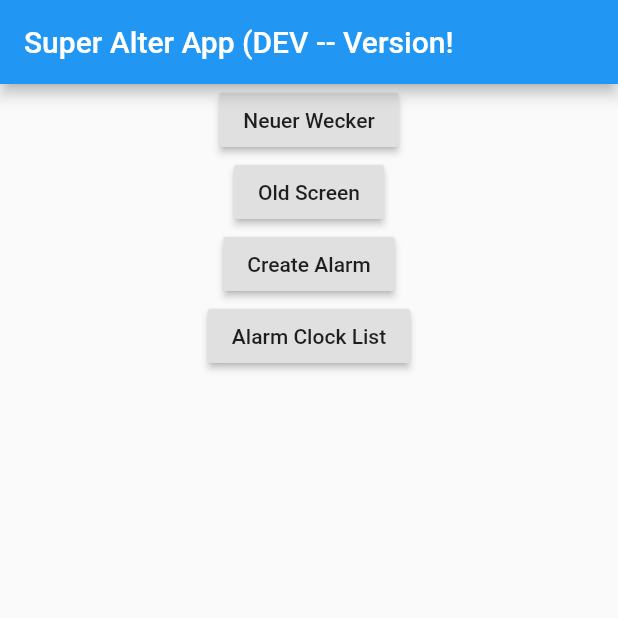
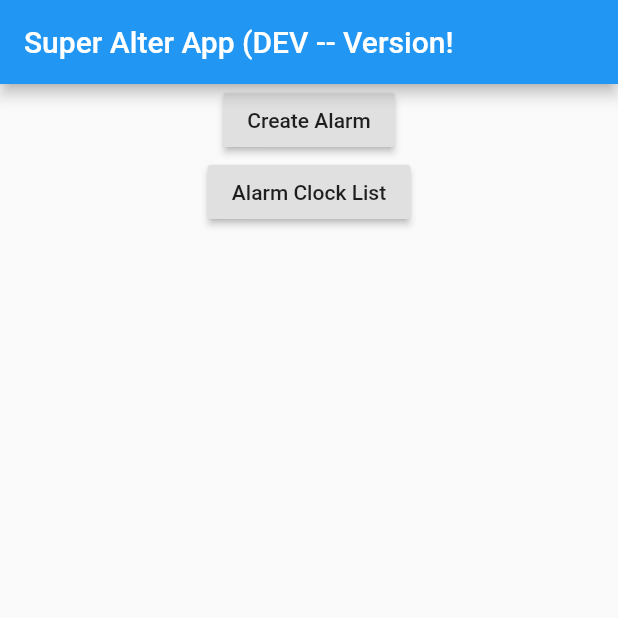
Before and after one commit to Yetam42/Alarm-Clock, a Flutter app: the screen it shows after launch, on a phone screen of 412 x 824 dp, the top half of it. Run offline on Flutter 3.47's test engine with Material 2 defaults, Android fonts, the phone set to English and light mode, and no system bars; our stand-ins replace date_format, sqflite; missing offline and left inert: flutter_ringtone_player, light; accounts and stored records are empty.

Commit message:
minor fixes
changed the apperiance of the list view
removes unnecessary buttons

```diff
--- a/lib/alert_clock_list.dart
+++ b/lib/alert_clock_list.dart
@@ -42,6 +42,7 @@ class _AclScreenState extends State<AclScreen> {
                     setState(() {});
                   },
                   //list tile with the necessary information for the user
+                  child: Card(
                     child: ListTile(
                       title: Text(snapshot.data[index].time),
                       subtitle: Text(snapshot.data[index].name),
@@ -61,7 +62,7 @@ class _AclScreenState extends State<AclScreen> {
                         setState(() {});
                       },
                     ),
-
+                  ),
                   //the color + image that is revealed while swiping
                   background: Container(
                       margin: EdgeInsets.symmetric(horizontal: 15),
--- a/lib/main.dart
+++ b/lib/main.dart
@@ -34,7 +34,7 @@ class _HomeScreen extends StatelessWidget {
       ),
       body: Center(
         child: Column(children: <Widget>[
-          RaisedButton(
+          /*RaisedButton(
             child: Text('Neuer Wecker'),
             onPressed: () {
               Navigator.pushNamed(context, '/createAlarmClock');
@@ -44,7 +44,7 @@ class _HomeScreen extends StatelessWidget {
               child: Text('Old Screen'),
               onPressed: () {
                 Navigator.pushNamed(context, '/oldscreen');
-              }),
+              }),*/
           RaisedButton(
               child: Text('Create Alarm'),
               onPressed: () {
```
Lines whose indentation alone changed are shown as unchanged.
